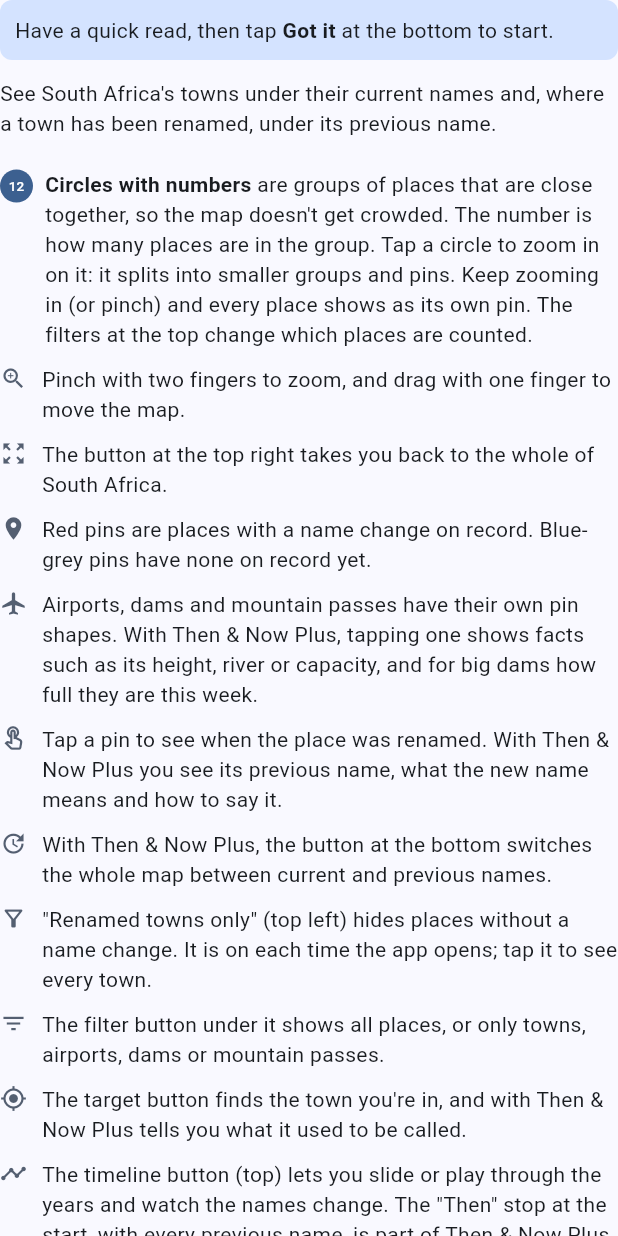
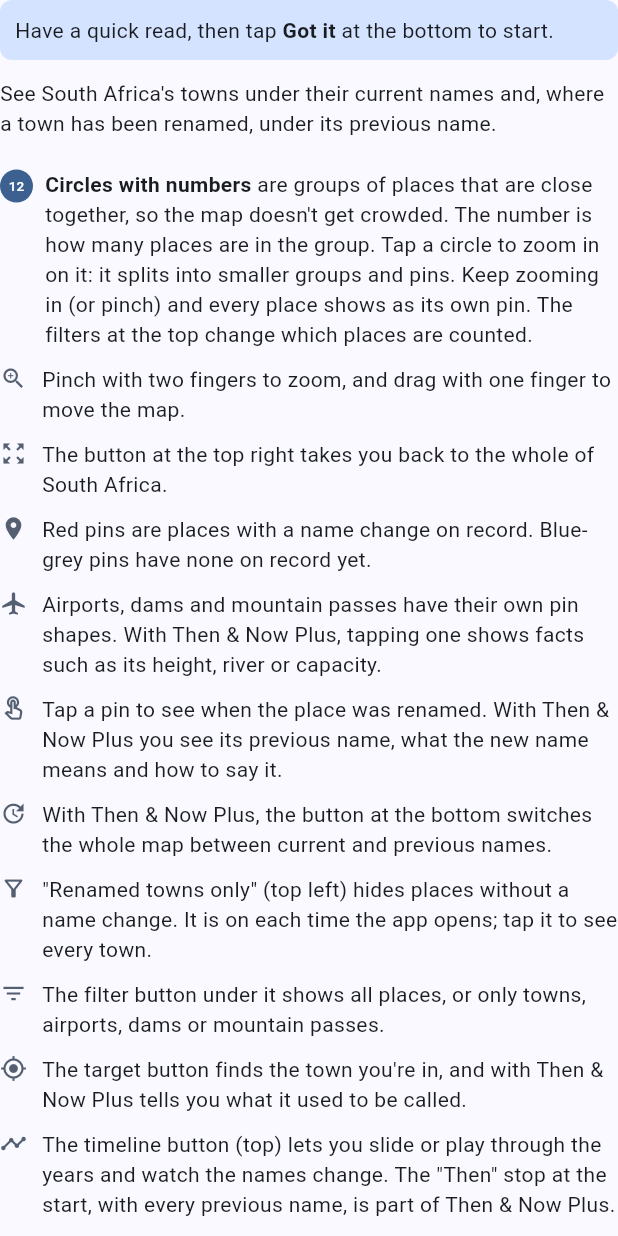
Before and after one commit to nicos0351/then-and-now-app, a Flutter app: the _HelpText widget shown alone on an empty page, opened directly, on a phone screen of 412 x 824 dp. Run offline on Flutter 3.47's test engine with Material 3 defaults, Android fonts, the phone set to English and light mode, and no system bars; our stand-ins replace flutter_map, flutter_svg, geolocator, in_app_purchase, latlong2, share_plus and 2 more; missing offline and left inert: flutter_map_marker_cluster, flutter_map_mbtiles, in_app_update; accounts and stored records are empty; network calls fail.

Commit message:
Switch off weekly dam levels; official source and disclaimer in About (1.0.8)
Google Play rejected the listing because the Department of Water and
Sanitation's pages (the source of the dam levels) can't be opened from
outside South Africa. Dam levels are hidden behind kDamLevelsEnabled
(false); dam facts stay. About now names the Government Gazette on gov.za
as the official source of name changes and says the app is not a
government app.

Co-Authored-By: Claude Opus 5.5 <noreply@anthropic.com>
Claude-Session: https://claude.ai/code/session_01FG2wd5Nhe3j8EAbUdythkw

```diff
--- a/lib/config/app_info.dart
+++ b/lib/config/app_info.dart
@@ -42,5 +42,13 @@ const String kAppStoreId = '';
 /// app is only on Google Play for now.
 const bool kOnAppStore = false; // no iPhone version yet
 
+/// Weekly dam levels from the Department of Water and Sanitation's website
+/// (Plus). Off since 1.0.8: that website only answers visitors in South
+/// Africa, so Google Play's reviewers abroad couldn't open the source links
+/// the store listing must give for government information, and the listing
+/// was rejected. The code stays (lib/services/dam_levels_service.dart);
+/// switch back on only once Google has agreed (see the README).
+const bool kDamLevelsEnabled = false;
+
 /// What to type in the store's search box to find the app.
 const String kStoreSearchText = 'Then & Now SA Place Names';
--- a/lib/screens/map_screen.dart
+++ b/lib/screens/map_screen.dart
@@ -1348,7 +1348,7 @@ class _TownDetailSheet extends StatelessWidget {
           if (facts != null || damStation != null) ...[
             if (isPlus) ...[
               if (facts != null) PlaceFactsSection(facts: facts!),
-              if (damStation != null) DamLevelTile(station: damStation!),
+              if (kDamLevelsEnabled && damStation != null) DamLevelTile(station: damStation!),
             ] else
               PlusTeaser(
                 title: 'Facts about this ${town.kindLabel?.toLowerCase() ?? 'place'}',
@@ -1629,7 +1629,7 @@ class _HelpText extends StatelessWidget {
     (Icons.zoom_in, 'Pinch with two fingers to zoom, and drag with one finger to move the map.'),
     (Icons.zoom_out_map, 'The button at the top right takes you back to the whole of South Africa.'),
     (Icons.location_on, 'Red pins are places with a name change on record. Blue-grey pins have none on record yet.'),
-    (Icons.local_airport, 'Airports, dams and mountain passes have their own pin shapes. With $kPlusName, tapping one shows facts such as its height, river or capacity, and for big dams how full they are this week.'),
+    (Icons.local_airport, 'Airports, dams and mountain passes have their own pin shapes. With $kPlusName, tapping one shows facts such as its height, river or capacity${kDamLevelsEnabled ? ', and for big dams how full they are this week' : ''}.'),
     (Icons.touch_app_outlined, 'Tap a pin to see when the place was renamed. With $kPlusName you see its previous name, what the new name means and how to say it.'),
     (Icons.update, 'With $kPlusName, the button at the bottom switches the whole map between current and previous names.'),
     (Icons.filter_alt_outlined, '"Renamed towns only" (top left) hides places without a name change. It is on each time the app opens; tap it to see every town.'),
--- a/lib/screens/paywall_screen.dart
+++ b/lib/screens/paywall_screen.dart
@@ -213,7 +213,7 @@ class _PaywallScreenState extends State<PaywallScreen> {
         const _PlusFeature(
           Icons.fact_check_outlined,
           'Facts about airports, dams and passes',
-          'Airport codes and height, a dam\'s river, capacity and how full it is this week, and a pass\'s height, road and surface.',
+          'Airport codes and height, a dam\'s river, capacity${kDamLevelsEnabled ? ' and how full it is this week' : ''}, and a pass\'s height, road and surface.',
         ),
         const _PlusFeature(
           Icons.edit_location_alt_outlined,
--- a/pubspec.yaml
+++ b/pubspec.yaml
@@ -1,7 +1,7 @@
 name: sa_town_names
 description: "Then & Now: SA Place Names - old and new South African place names (towns, airports, dams, passes) on one map."
 publish_to: 'none'
-version: 1.0.7+10
+version: 1.0.8+11
 
 environment:
   sdk: '>=3.6.0 <4.0.0'
```
Also changed, not shown: lib/screens/about_screen.dart (+16 -0 lines), 1 other file.
